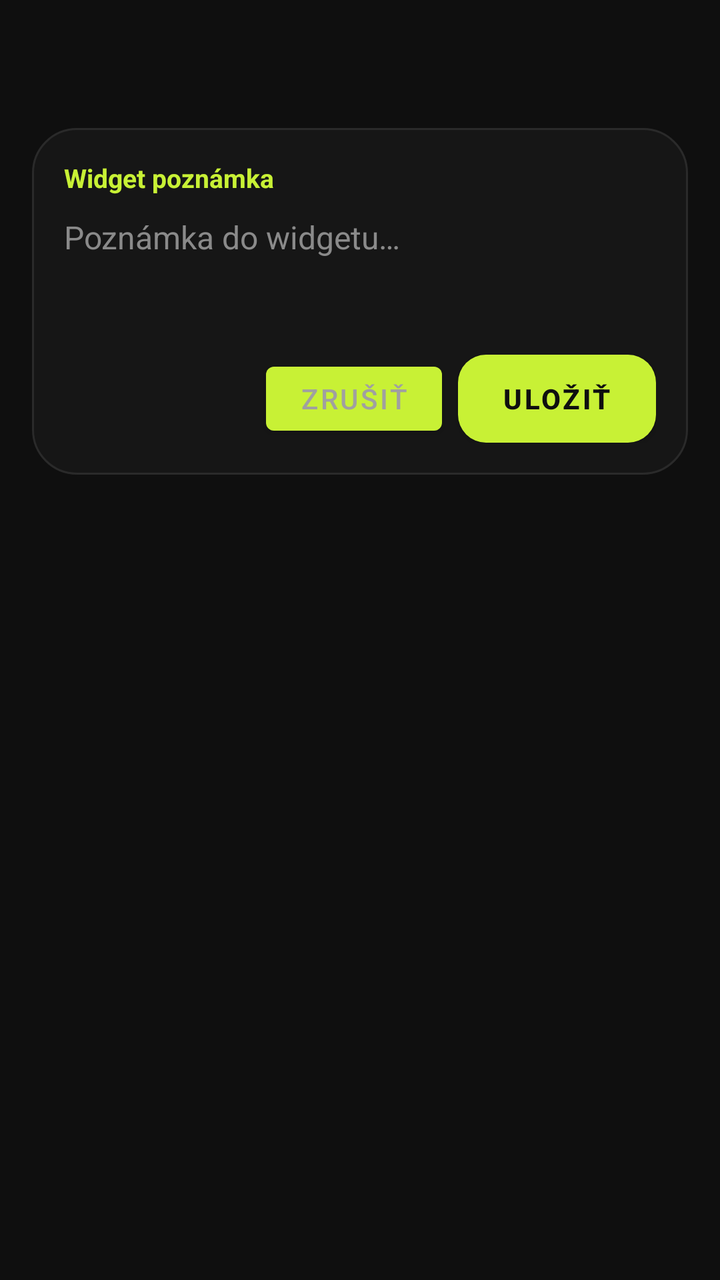
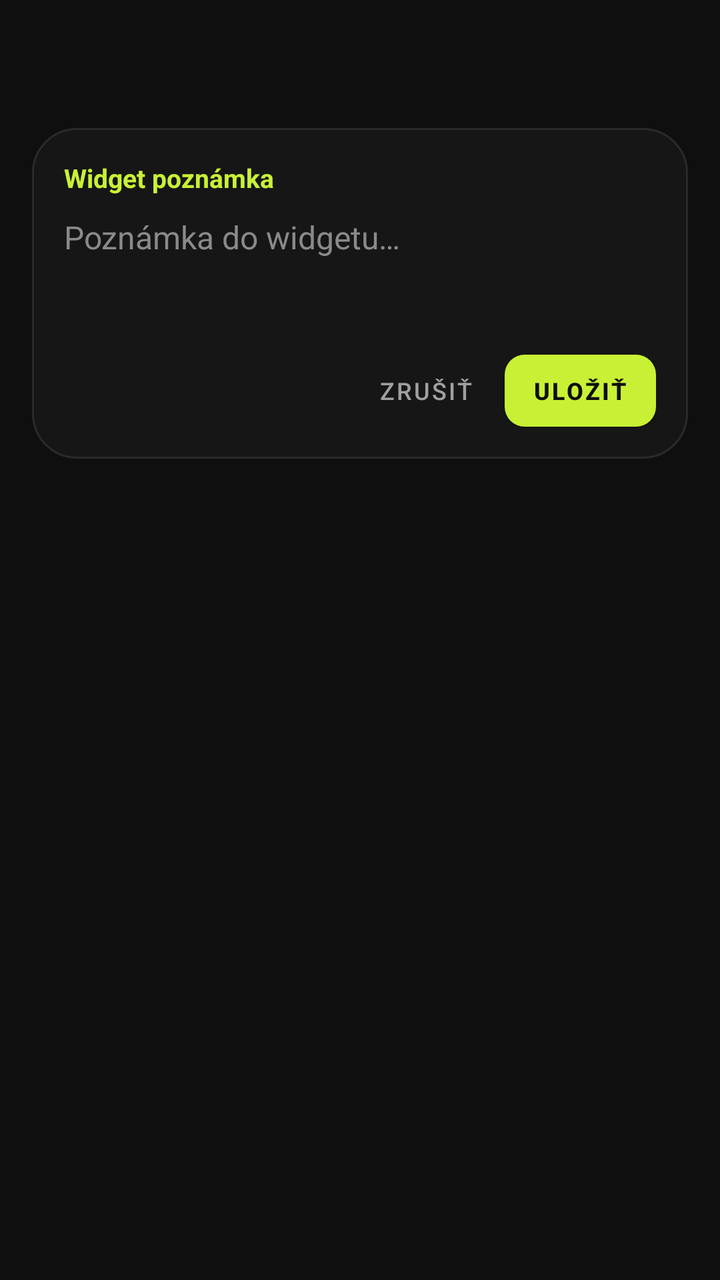

The first picture is an Android layout as it rendered before a commit; the second is the same layout after the commit. The layout source and the unified diff follow.
<!-- AndroidManifest.xml: application theme Theme.Notes28 -->
<!-- res/layout/activity_quick.xml -->
<?xml version="1.0" encoding="utf-8"?>
<FrameLayout xmlns:android="http://schemas.android.com/apk/res/android"
    android:id="@+id/q_root"
    android:layout_width="match_parent"
    android:layout_height="match_parent"
    android:padding="16dp">

    <LinearLayout
        android:layout_width="match_parent"
        android:layout_height="wrap_content"
        android:layout_gravity="top"
        android:layout_marginTop="48dp"
        android:background="@drawable/quick_card_bg"
        android:clickable="true"
        android:focusable="true"
        android:orientation="vertical"
        android:padding="16dp">

        <TextView
            android:layout_width="wrap_content"
            android:layout_height="wrap_content"
            android:text="@string/qw_title"
            android:textColor="#c8f135"
            android:textSize="13sp"
            android:textStyle="bold"/>

        <EditText
            android:id="@+id/q_input"
            android:layout_width="match_parent"
            android:layout_height="wrap_content"
            android:minLines="3"
            android:maxLines="8"
            android:gravity="top|start"
            android:background="@null"
            android:hint="@string/q_hint"
            android:inputType="textMultiLine|textCapSentences"
            android:paddingTop="10dp"
            android:paddingBottom="10dp"
            android:textColor="#f2f2f2"
            android:textColorHint="#8a8a8a"
            android:textSize="16sp"/>

        <LinearLayout
            android:layout_width="match_parent"
            android:layout_height="wrap_content"
            android:gravity="end"
            android:orientation="horizontal">

            <Button
                android:id="@+id/q_cancel"
                android:layout_width="wrap_content"
                android:layout_height="44dp"
                android:background="@null"
                android:text="@string/q_cancel"
                android:textColor="#a0a0a0"/>

            <Button
                android:id="@+id/q_save"
                android:layout_width="wrap_content"
                android:layout_height="44dp"
                android:layout_marginStart="8dp"
                android:background="@drawable/cfg_btn_bg"
                android:paddingStart="22dp"
                android:paddingEnd="22dp"
                android:text="@string/q_save"
                android:textColor="#0f0f0f"
                android:textStyle="bold"/>
        </LinearLayout>
    </LinearLayout>
</FrameLayout>
<!-- resources referenced by this layout -->
<resources>
  <!-- drawable cfg_btn_bg (drawable) -->
  <?xml version="1.0" encoding="utf-8"?>
  <shape xmlns:android="http://schemas.android.com/apk/res/android" android:shape="rectangle">
      <solid android:color="#c8f135"/>
      <corners android:radius="14dp"/>
  </shape>
  <!-- drawable quick_card_bg (drawable) -->
  <?xml version="1.0" encoding="utf-8"?>
  <shape xmlns:android="http://schemas.android.com/apk/res/android" android:shape="rectangle">
      <solid android:color="#161616"/>
      <corners android:radius="22dp"/>
      <stroke android:width="1dp" android:color="#2a2a2a"/>
  </shape>
  <string name="q_cancel">Zrušiť</string>
  <string name="q_hint">Poznámka do widgetu…</string>
  <string name="q_save">Uložiť</string>
  <string name="qw_title">Widget poznámka</string>
  <style name="Theme.Notes28" parent="Theme.MaterialComponents.DayNight.NoActionBar">
          <item name="colorPrimary">#c8f135</item>
          <item name="colorOnPrimary">#0f0f0f</item>
          <item name="android:windowBackground">#0f0f0f</item>
          <item name="android:statusBarColor">#0f0f0f</item>
          <item name="android:navigationBarColor">#0f0f0f</item>
      </style>
</resources>

<!-- the commit's change to res/layout/activity_quick.xml (unified diff, before → after) -->
@@ -1,5 +1,6 @@
 <?xml version="1.0" encoding="utf-8"?>
 <FrameLayout xmlns:android="http://schemas.android.com/apk/res/android"
+    xmlns:app="http://schemas.android.com/apk/res-auto"
     android:id="@+id/q_root"
     android:layout_width="match_parent"
     android:layout_height="match_parent"
@@ -48,23 +49,33 @@
 
             <Button
                 android:id="@+id/q_cancel"
+                style="@style/Widget.MaterialComponents.Button.TextButton"
                 android:layout_width="wrap_content"
-                android:layout_height="44dp"
-                android:background="@null"
+                android:layout_height="36dp"
+                android:insetTop="0dp"
+                android:insetBottom="0dp"
+                android:minWidth="0dp"
+                android:paddingStart="12dp"
+                android:paddingEnd="12dp"
                 android:text="@string/q_cancel"
-                android:textColor="#a0a0a0"/>
+                android:textColor="#a0a0a0"
+                android:textSize="12sp"/>
 
             <Button
                 android:id="@+id/q_save"
                 android:layout_width="wrap_content"
-                android:layout_height="44dp"
-                android:layout_marginStart="8dp"
-                android:background="@drawable/cfg_btn_bg"
-                android:paddingStart="22dp"
-                android:paddingEnd="22dp"
+                android:layout_height="36dp"
+                android:layout_marginStart="4dp"
+                android:insetTop="0dp"
+                android:insetBottom="0dp"
+                android:minWidth="0dp"
+                android:paddingStart="14dp"
+                android:paddingEnd="14dp"
                 android:text="@string/q_save"
                 android:textColor="#0f0f0f"
-                android:textStyle="bold"/>
+                android:textSize="12sp"
+                android:textStyle="bold"
+                app:cornerRadius="10dp"/>
         </LinearLayout>
     </LinearLayout>
 </FrameLayout>
<!-- resource entries referenced after the edit -->
@@ -1,11 +1,5 @@
 <!-- resources referenced by this layout -->
 <resources>
-  <!-- drawable cfg_btn_bg (drawable) -->
-  <?xml version="1.0" encoding="utf-8"?>
-  <shape xmlns:android="http://schemas.android.com/apk/res/android" android:shape="rectangle">
-      <solid android:color="#c8f135"/>
-      <corners android:radius="14dp"/>
-  </shape>
   <!-- drawable quick_card_bg (drawable) -->
   <?xml version="1.0" encoding="utf-8"?>
   <shape xmlns:android="http://schemas.android.com/apk/res/android" android:shape="rectangle">
